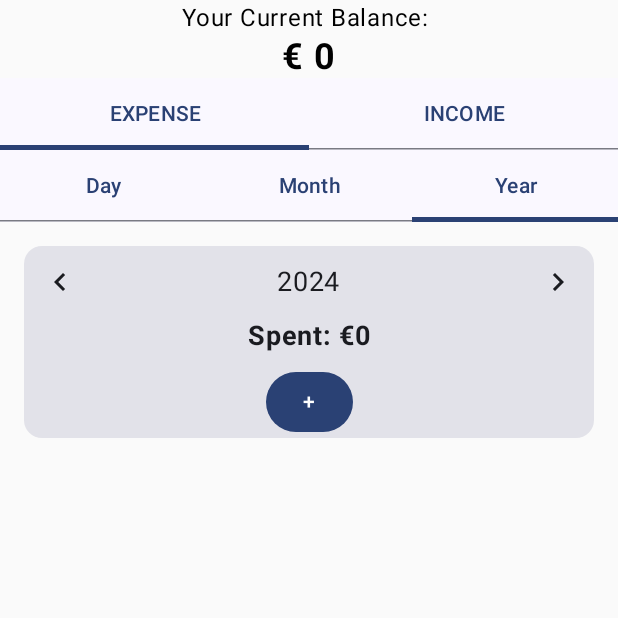
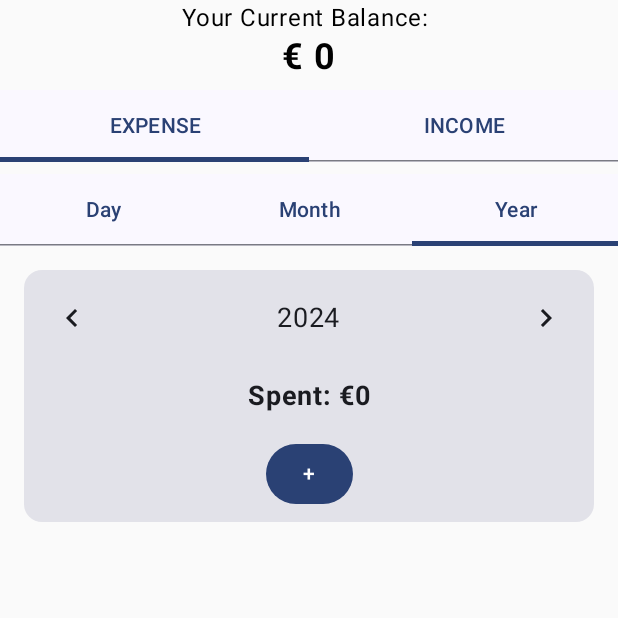
Before and after one commit to TiagoZheng/SpendMate, an Android app built with Jetpack Compose: the screen it shows after launch (MainActivity), on a phone screen of 412 x 824 dp, the top half of it. Run offline under Robolectric (Android 15) with nearby library versions, the phone set to English and light mode, and no system bars.

Commit message:
Added comments and code clean up

```diff
--- a/app/src/main/java/com/example/spendmate/OverviewScreen.kt
+++ b/app/src/main/java/com/example/spendmate/OverviewScreen.kt
@@ -34,6 +34,7 @@ import androidx.compose.runtime.remember
 import androidx.compose.runtime.setValue
 import androidx.compose.ui.Alignment
 import androidx.compose.ui.Modifier
+import androidx.compose.ui.modifier.modifierLocalConsumer
 import androidx.compose.ui.platform.LocalContext
 import androidx.compose.ui.text.font.FontWeight
 import androidx.compose.ui.tooling.preview.Preview
@@ -73,6 +74,8 @@ fun OverviewScreen() {
         Text("Your Current Balance: ")
         Text("€ $currentBalance", fontWeight = FontWeight.Bold, fontSize = 24.sp)
 
+        // Expense Income Tab
+        Spacer(modifier = Modifier.height(8.dp))
         TabRow(selectedTabIndex = expenseIncomeSelected) {
             expenseIncomeTabs.forEachIndexed { i, title ->
                 Tab(
@@ -82,7 +85,8 @@ fun OverviewScreen() {
             }
         }
 
-
+        // Day, Month, Year Tab
+        Spacer(modifier = Modifier.height(8.dp))
         TabRow(
             selectedTabIndex = selectedTab,
             modifier = Modifier.fillMaxWidth()
@@ -96,15 +100,17 @@ fun OverviewScreen() {
             }
         }
 
+        // Main center display, add expenses total spent
         Card(
             modifier = Modifier
                 .fillMaxWidth()
                 .padding(16.dp),
         ) {
-
-
+            // Move back and forward dates
             Row(
-                modifier = Modifier.fillMaxWidth(),
+                modifier = Modifier
+                    .fillMaxWidth()
+                    .padding(8.dp),
                 horizontalArrangement = Arrangement.SpaceBetween,
                 verticalAlignment = Alignment.CenterVertically
             ) {
@@ -117,25 +123,29 @@ fun OverviewScreen() {
                 IconButton(onClick = {}) {
                     Icon(Icons.Default.KeyboardArrowRight, contentDescription = null)
                 }
-
             }
 
+            // Total spent section display and add expense button
             Column(
                 modifier = Modifier.fillMaxWidth(),
                 verticalArrangement = Arrangement.Center,
                 horizontalAlignment = Alignment.CenterHorizontally
             ) {
-
-                Text("Spent: €$valueSpent", fontSize = 18.sp, fontWeight = FontWeight.Bold)
-                Spacer(modifier = Modifier.height(8.dp))
+                Text(
+                    "Spent: €$valueSpent",
+                    fontSize = 18.sp,
+                    fontWeight = FontWeight.Bold,
+                    modifier = Modifier.padding(8.dp)
+                )
                 Button(onClick = {
                     addExpenseBox = true
-                }) {
+                }, modifier = Modifier.padding(8.dp)) {
                     Text("+")
                 }
             }
         }
 
+        // Display all expenses added
         val context = LocalContext.current
         LazyColumn(
             modifier = Modifier
@@ -225,9 +235,11 @@ fun ExpenseListItem(
     item: Expense,
     onClickExpand: () -> Unit
 ) {
-    Card(modifier = Modifier
-        .fillMaxWidth()
-        .padding(4.dp)) {
+    Card(
+        modifier = Modifier
+            .fillMaxWidth()
+            .padding(4.dp)
+    ) {
         Row(
             modifier = Modifier
                 .fillMaxWidth()
```
